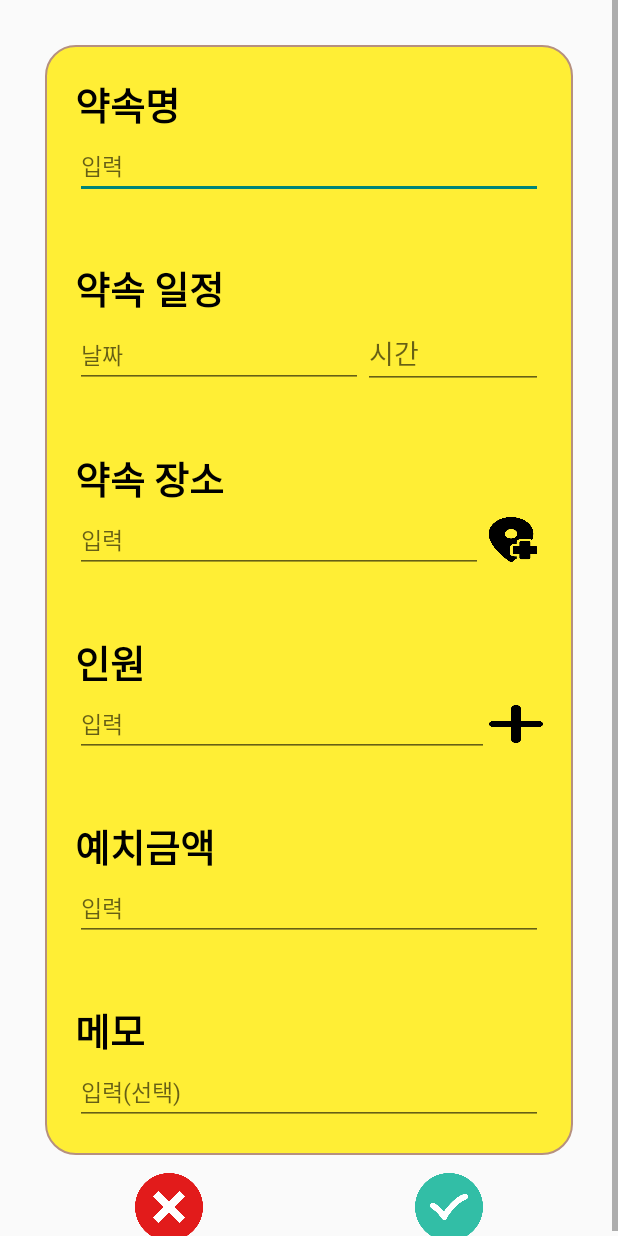
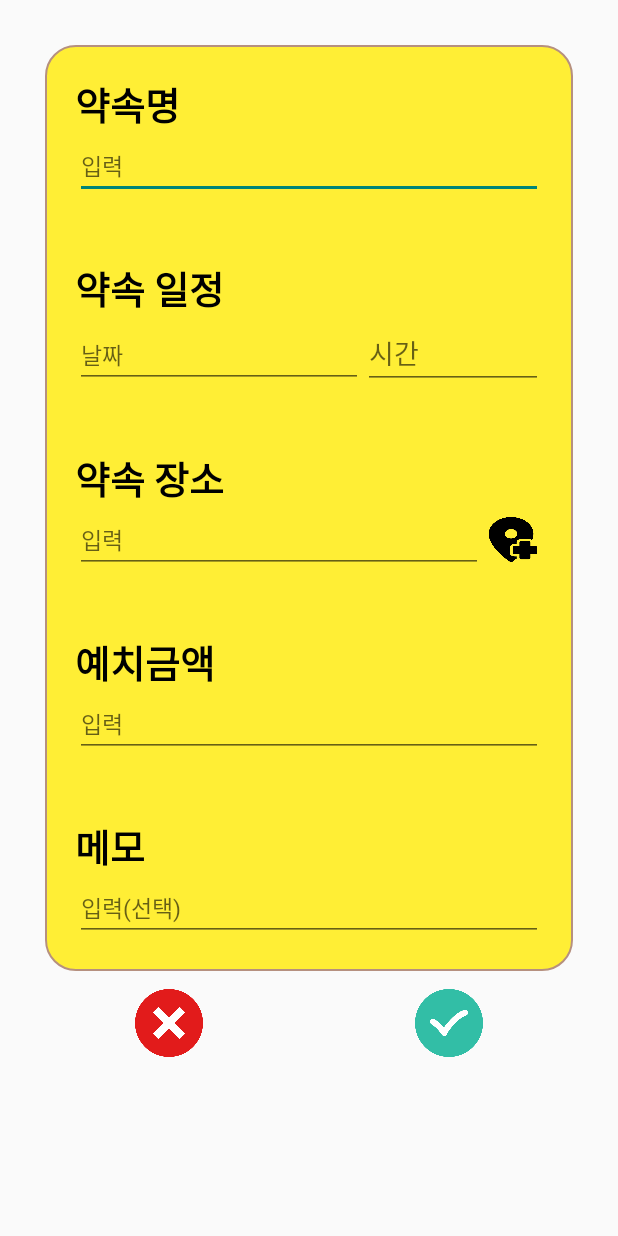
Before and after one commit to NerdNULL/DL-Front, an Android app: the PromiseAddActivity screen opened directly, with no data from a screen before it, on a phone screen of 412 x 824 dp. Run offline under Robolectric (Android 15) with nearby library versions, the phone set to English and light mode, and no system bars; libraries missing offline, so code that uses them is left out: com.kakao.sdk.

Commit message:
feat deepLink

```diff
--- a/app/src/main/java/com/example/nerdnullfront/Activity/PromiseAddActivity.java
+++ b/app/src/main/java/com/example/nerdnullfront/Activity/PromiseAddActivity.java
@@ -4,6 +4,7 @@ import android.app.Activity;
 import android.content.Intent;
 import android.location.LocationManager;
 import android.os.Bundle;
+import android.util.Log;
 import android.view.View;
 import android.widget.Button;
 import android.widget.EditText;
@@ -16,18 +17,30 @@ import androidx.activity.result.contract.ActivityResultContracts;
 import androidx.appcompat.app.AppCompatActivity;
 
 import com.example.nerdnullfront.R;
+import com.kakao.sdk.link.LinkClient;
+import com.kakao.sdk.link.model.LinkResult;
+import com.kakao.sdk.template.model.Content;
+import com.kakao.sdk.template.model.FeedTemplate;
+import com.kakao.sdk.template.model.Link;
+
+import java.util.Arrays;
+import java.util.HashMap;
+
+import kotlin.Unit;
+import kotlin.jvm.functions.Function2;
 
 public class PromiseAddActivity extends AppCompatActivity {
     private Button addPlaceBtn,addScheduleBtn;
     private ActivityResultLauncher<Intent> activityStarter;
-    private EditText myDetailPlace,myDetailSubject,myDetailDate,myDetailTime,
-            myDetailParticipants,myDetailMoney,myMemo;
+    private EditText myDetailPlace,myDetailSubject,myDetailDate,myDetailTime,myDetailMoney,myMemo;
+    private String nickName=null;
     @Override
     protected void onCreate(Bundle savedInstanceState) {
         super.onCreate(savedInstanceState);
         setContentView(R.layout.activity_promise_add);
         setID();
         setEvents();
+        nickName=getIntent().getStringExtra("nickName");
 
     }
     public void setID(){
@@ -37,7 +50,6 @@ public class PromiseAddActivity extends AppCompatActivity {
         myDetailSubject=findViewById(R.id.myDetailSubject);
         myDetailDate=findViewById(R.id.myDetailDate);
         myDetailTime=findViewById(R.id.editTextTime);
-        myDetailParticipants=findViewById(R.id.myDetailParticipants);
         myDetailMoney=findViewById(R.id.myDetailMoney);
         myMemo=findViewById(R.id.myMemo);
 
@@ -69,7 +81,31 @@ public class PromiseAddActivity extends AppCompatActivity {
         addScheduleBtn.setOnClickListener(new View.OnClickListener() {
             @Override
             public void onClick(View v) {
-                //스케줄 추가
+                //스케줄 추가한 후, 인원을 정하는게 좋을듯 함. -> 약속 고유 번호로 다시 인원을 update해야 하기때문.
+                sendLink();
+            }
+        });
+    }
+    public void sendLink(){
+        FeedTemplate feedTemplate = new FeedTemplate(new Content(
+                nickName+" 님이 귀하를 약속에 초대하였습니다!",
+                "http://mud-kage.kakao.co.kr/dn/Q2iNx/btqgeRgV54P/VLdBs9cvyn8BJXB3o7N8UK/kakaolink40_original.png",
+                new Link(null, null)), null, null,
+                Arrays.asList(
+                        new com.kakao.sdk.template.model.Button("초대 확인하기",new Link(
+                                R.string.kakao_scheme+"://"+R.string.kakaolink_host,R.string.kakao_scheme+"://"+R.string.kakaolink_host,
+                                new HashMap<String,String>(){{
+                                    put("scheduleMaker",nickName); //약속을 만드는 사람의 닉네임
+                                }}
+                        )))
+                );
+        LinkClient.getInstance().defaultTemplate(this, feedTemplate, new Function2<LinkResult, Throwable, Unit>() {
+            @Override
+            public Unit invoke(LinkResult linkResult, Throwable throwable) {
+                startActivity(linkResult.getIntent());
+                Log.w("MSGAPIERROR", "Warning Msg: "+linkResult.getWarningMsg());
+                Log.w("MSGAPIERROR", "Argument Msg: "+linkResult.getArgumentMsg());
+                return null;
             }
         });
     }
--- a/app/src/main/res/layout/activity_promise_add.xml
+++ b/app/src/main/res/layout/activity_promise_add.xml
@@ -124,46 +124,6 @@
             </LinearLayout>
 
         </LinearLayout>
-
-        <LinearLayout
-            android:layout_width="match_parent"
-            android:layout_height="wrap_content"
-            android:layout_margin="20dp"
-            android:orientation="vertical">
-
-            <TextView
-                android:id="@+id/DetailParticipants"
-                android:layout_width="match_parent"
-                android:layout_height="wrap_content"
-                android:text="인원"
-                android:textColor="#000000"
-                android:textSize="25sp"
-                android:textStyle="bold" />
-
-            <LinearLayout
-                android:layout_width="match_parent"
-                android:layout_height="match_parent"
-                android:orientation="horizontal">
-
-                <EditText
-                    android:id="@+id/myDetailParticipants"
-                    android:layout_width="wrap_content"
-                    android:layout_height="wrap_content"
-                    android:layout_weight="12"
-                    android:hint="입력"
-                    android:textSize="15sp" />
-
-                <Button
-                    android:id="@+id/button3"
-                    android:layout_width="25dp"
-                    android:layout_height="25dp"
-                    android:layout_weight="0.5"
-                    android:background="@drawable/plus_sign" />
-
-            </LinearLayout>
-
-        </LinearLayout>
-
         <LinearLayout
             android:layout_width="match_parent"
             android:layout_height="wrap_content"
--- a/app/src/main/res/values/strings.xml
+++ b/app/src/main/res/values/strings.xml
@@ -2,5 +2,5 @@
     <string name="app_name">nerdNullFront</string>
     <string name = "kakao_app_key">eb61e62ae286fd1bce3e8fd771c638ea</string>
     <string name ="kakao_scheme">kakaoeb61e62ae286fd1bce3e8fd771c638ea</string>
-    <string name="kakaolink_host">kakaolink.com</string>
+    <string name="kakaolink_host">kakaolink</string>
 </resources>
```
Also changed, not shown: app/src/main/AndroidManifest.xml (+11 -3 lines), app/src/main/java/com/example/nerdnullfront/Activity/LoginActivity.java (+7 -3 lines), app/src/main/java/com/example/nerdnullfront/Activity/MainActivity.java (+6 -2 lines), app/src/main/java/com/example/nerdnullfront/Activity/PromiseDetailActivity.java (+15 -2 lines), app/src/main/java/com/example/nerdnullfront/Fragment/CalendarFragment.java (+10 -0 lines).
